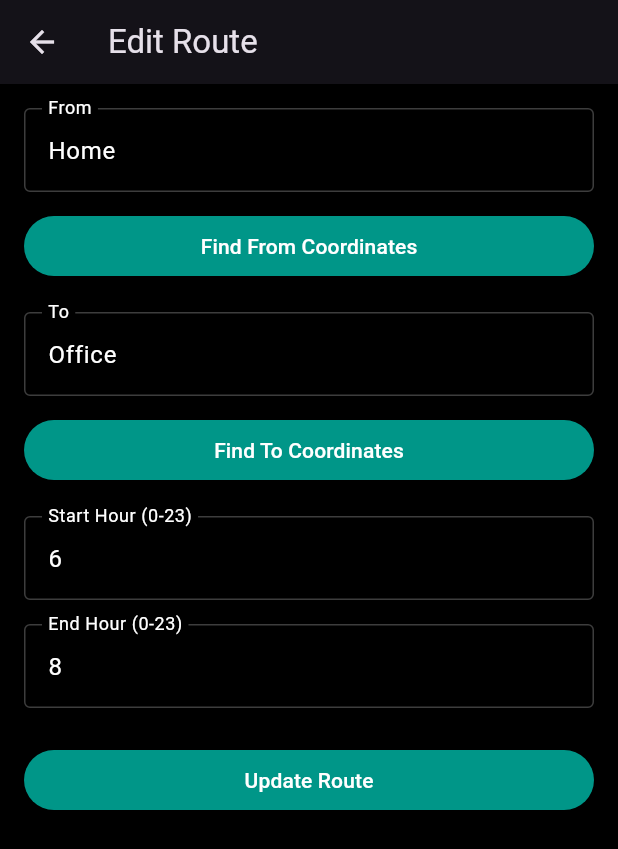
After one commit to jamalb84/rainride, a Flutter app: the screen it shows after launch, after a tap on the "edit" icon, on a phone screen of 412 x 824 dp. The commit adds this screen. Shown: the top 849 px of the screen. Run offline on Flutter 3.47's test engine with Material 3 defaults, Android fonts, the light colour scheme and no system bars; network calls fail.

Commit message:
added new functions

```diff
--- /dev/null
+++ b/lib/add_route_screen.dart
@@ -0,0 +1,207 @@
+import 'package:flutter/material.dart';
+import 'geocoding_service.dart';
+
+class AddRouteScreen extends StatefulWidget {
+  final Map<String, dynamic>? existingRoute;
+  final int? routeIndex;
+
+  AddRouteScreen({this.existingRoute, this.routeIndex});
+
+  @override
+  _AddRouteScreenState createState() => _AddRouteScreenState();
+}
+
+class _AddRouteScreenState extends State<AddRouteScreen> {
+  final _formKey = GlobalKey<FormState>();
+
+  String from = '';
+  String to = '';
+  double? fromLat;
+  double? fromLon;
+  double? toLat;
+  double? toLon;
+  int? startHour;
+  int? endHour;
+
+  @override
+  void initState() {
+    super.initState();
+    if (widget.existingRoute != null) {
+      final route = widget.existingRoute!;
+      from = route['from'];
+      to = route['to'];
+      fromLat = route['lat'];
+      fromLon = route['lon'];
+      toLat = route['toLat'];
+      toLon = route['toLon'];
+      startHour = route['startHour'];
+      endHour = route['endHour'];
+    }
+  }
+
+  @override
+  Widget build(BuildContext context) {
+    final inputStyle = InputDecorationTheme(
+      labelStyle: TextStyle(color: Colors.white),
+      enabledBorder: OutlineInputBorder(
+        borderSide: BorderSide(color: Colors.white24),
+      ),
+      focusedBorder: OutlineInputBorder(
+        borderSide: BorderSide(color: Colors.tealAccent),
+      ),
+    );
+
+    return Scaffold(
+      appBar: AppBar(title: Text(widget.existingRoute == null ? 'Add New Route' : 'Edit Route')),
+      body: Padding(
+        padding: const EdgeInsets.all(16.0),
+        child: Theme(
+          data: Theme.of(context).copyWith(inputDecorationTheme: inputStyle),
+          child: Form(
+            key: _formKey,
+            child: ListView(
+              children: [
+                TextFormField(
+                  initialValue: from,
+                  decoration: InputDecoration(labelText: 'From'),
+                  style: TextStyle(color: Colors.white),
+                  onSaved: (value) => from = value ?? '',
+                  validator: (value) => value == null || value.isEmpty ? 'Required' : null,
+                ),
+                SizedBox(height: 12),
+                ElevatedButton(
+                  style: ElevatedButton.styleFrom(
+                    foregroundColor: Colors.white,
+                    backgroundColor: Colors.teal,
+                  ),
+                  onPressed: () async {
+                    _formKey.currentState!.save();
+                    if (from.isEmpty) {
+                      ScaffoldMessenger.of(context).showSnackBar(
+                        SnackBar(content: Text('Please enter a "From" location')),
+                      );
+                      return;
+                    }
+                    final geo = GeocodingService();
+                    final coords = await geo.getCoordinatesFromPlace(from);
+                    if (coords != null) {
+                      setState(() {
+                        fromLat = coords['lat'];
+                        fromLon = coords['lon'];
+                      });
+                      ScaffoldMessenger.of(context).showSnackBar(
+                        SnackBar(content: Text('From location found: (${fromLat!.toStringAsFixed(4)}, ${fromLon!.toStringAsFixed(4)})')),
+                      );
+                    } else {
+                      ScaffoldMessenger.of(context).showSnackBar(
+                        SnackBar(content: Text('Could not find coordinates for "From"')),
+                      );
+                    }
+                  },
+                  child: Text('Find From Coordinates'),
+                ),
+                SizedBox(height: 20),
+                TextFormField(
+                  initialValue: to,
+                  decoration: InputDecoration(labelText: 'To'),
+                  style: TextStyle(color: Colors.white),
+                  onSaved: (value) => to = value ?? '',
+                  validator: (value) => value == null || value.isEmpty ? 'Required' : null,
+                ),
+                SizedBox(height: 12),
+                ElevatedButton(
+                  style: ElevatedButton.styleFrom(
+                    foregroundColor: Colors.white,
+                    backgroundColor: Colors.teal,
+                  ),
+                  onPressed: () async {
+                    _formKey.currentState!.save();
+                    if (to.isEmpty) {
+                      ScaffoldMessenger.of(context).showSnackBar(
+                        SnackBar(content: Text('Please enter a "To" location')),
+                      );
+                      return;
+                    }
+                    final geo = GeocodingService();
+                    final coords = await geo.getCoordinatesFromPlace(to);
+                    if (coords != null) {
+                      setState(() {
+                        toLat = coords['lat'];
+                        toLon = coords['lon'];
+                      });
+                      ScaffoldMessenger.of(context).showSnackBar(
+                        SnackBar(content: Text('To location found: (${toLat!.toStringAsFixed(4)}, ${toLon!.toStringAsFixed(4)})')),
+                      );
+                    } else {
+                      ScaffoldMessenger.of(context).showSnackBar(
+                        SnackBar(content: Text('Could not find coordinates for "To"')),
+                      );
+                    }
+                  },
+                  child: Text('Find To Coordinates'),
+                ),
+                SizedBox(height: 20),
+                TextFormField(
+                  initialValue: startHour?.toString() ?? '',
+                  decoration: InputDecoration(labelText: 'Start Hour (0-23)'),
+                  style: TextStyle(color: Colors.white),
+                  keyboardType: TextInputType.number,
+                  onSaved: (value) => startHour = int.tryParse(value ?? ''),
+                  validator: (value) {
+                    final val = int.tryParse(value ?? '');
+                    return (val == null || val < 0 || val > 23) ? 'Enter hour (0-23)' : null;
+                  },
+                ),
+                SizedBox(height: 16),
+                TextFormField(
+                  initialValue: endHour?.toString() ?? '',
+                  decoration: InputDecoration(labelText: 'End Hour (0-23)'),
+                  style: TextStyle(color: Colors.white),
+                  keyboardType: TextInputType.number,
+                  onSaved: (value) => endHour = int.tryParse(value ?? ''),
+                  validator: (value) {
+                    final val = int.tryParse(value ?? '');
+                    return (val == null || val < 0 || val > 23) ? 'Enter hour (0-23)' : null;
+                  },
+                ),
+                SizedBox(height: 24),
+                ElevatedButton(
+                  style: ElevatedButton.styleFrom(
+                    foregroundColor: Colors.white,
+                    backgroundColor: Colors.teal,
+                  ),
+                  onPressed: () {
+                    if (_formKey.currentState!.validate()) {
+                      _formKey.currentState!.save();
+                      if (fromLat == null || fromLon == null || toLat == null || toLon == null) {
+                        ScaffoldMessenger.of(context).showSnackBar(
+                          SnackBar(content: Text('Please find both From and To coordinates first')),
+                        );
+                        return;
+                      }
+
+                      Navigator.pop(context, {
+                        'index': widget.routeIndex,
+                        'data': {
+                          'from': from,
+                          'to': to,
+                          'lat': fromLat,
+                          'lon': fromLon,
+                          'toLat': toLat,
+                          'toLon': toLon,
+                          'startHour': startHour,
+                          'endHour': endHour,
+                        }
+                      });
+                    }
+                  },
+                  child: Text(widget.existingRoute == null ? 'Add Route' : 'Update Route'),
+                ),
+              ],
+            ),
+          ),
+        ),
+      ),
+    );
+  }
+}
--- a/lib/main.dart
+++ b/lib/main.dart
@@ -1,4 +1,6 @@
 import 'package:flutter/material.dart';
+import 'add_route_screen.dart';
+import 'route_weather_service.dart';
 
 void main() {
   runApp(RainRideApp());
@@ -19,36 +21,125 @@ class RainRideApp extends StatelessWidget {
   }
 }
 
-class HomeScreen extends StatelessWidget {
-  final List<Map<String, String>> routes = [
-    {'from': 'Home', 'to': 'Office', 'time': '6:00 AM - 8:00 AM'},
-    {'from': 'Home', 'to': 'Gym', 'time': '5:00 PM - 6:00 PM'},
+class HomeScreen extends StatefulWidget {
+  @override
+  State<HomeScreen> createState() => _HomeScreenState();
+}
+
+class _HomeScreenState extends State<HomeScreen> {
+  final List<Map<String, dynamic>> routes = [
+    {
+      'from': 'Home',
+      'to': 'Office',
+      'lat': 3.1390,
+      'lon': 101.6869,
+      'toLat': 3.0738,
+      'toLon': 101.5183,
+      'startHour': 6,
+      'endHour': 8,
+    },
+    {
+      'from': 'Home',
+      'to': 'Gym',
+      'lat': 3.1200,
+      'lon': 101.7000,
+      'toLat': 3.0433,
+      'toLon': 101.5806,
+      'startHour': 17,
+      'endHour': 18,
+    },
   ];
 
   @override
   Widget build(BuildContext context) {
     return Scaffold(
       appBar: AppBar(title: Text('RainRide')),
-      body: ListView(
+      body: ListView.builder(
         padding: EdgeInsets.all(16),
-        children: [
-          Text('Your Commute Routes:', style: TextStyle(fontSize: 18)),
-          SizedBox(height: 10),
-          ...routes.map((route) => Card(
+        itemCount: routes.length,
+        itemBuilder: (context, index) {
+          final route = routes[index];
+          return Card(
             color: Colors.grey[900],
             child: ListTile(
               title: Text('${route['from']} → ${route['to']}'),
-              subtitle: Text('Time: ${route['time']}'),
+              subtitle: Text('Time: ${route['startHour']}:00 - ${route['endHour']}:00'),
+              trailing: Row(
+                mainAxisSize: MainAxisSize.min,
+                children: [
+                  ElevatedButton(
+                    style: ElevatedButton.styleFrom(backgroundColor: Colors.teal),
+                    child: Text('Check'),
+                    onPressed: () async {
+                      final weatherService = RouteWeatherService();
+                      final result = await weatherService.checkRainAlongRoute(
+                        fromLat: route['lat'],
+                        fromLon: route['lon'],
+                        toLat: route['toLat'],
+                        toLon: route['toLon'],
+                        startHour: route['startHour'],
+                        endHour: route['endHour'],
+                      );
+
+                      showDialog(
+                        context: context,
+                        builder: (_) => AlertDialog(
+                          title: Text('Rain Forecast'),
+                          content: Text('Route Status: $result'),
+                        ),
+                      );
+                    },
+                  ),
+                  SizedBox(width: 8),
+                  IconButton(
+                    icon: Icon(Icons.edit, color: Colors.white),
+                    onPressed: () async {
+                      final result = await Navigator.push(
+                        context,
+                        MaterialPageRoute(
+                          builder: (context) => AddRouteScreen(
+                            existingRoute: route,
+                            routeIndex: index,
+                          ),
+                        ),
+                      );
+
+                      if (result != null && result['data'] != null) {
+                        setState(() {
+                          routes[result['index']] = result['data'];
+                        });
+                      }
+                    },
+                  ),
+                  IconButton(
+                    icon: Icon(Icons.delete, color: Colors.redAccent),
+                    onPressed: () {
+                      setState(() {
+                        routes.removeAt(index);
+                      });
+                    },
+                  ),
+                ],
+              ),
             ),
-          )),
-          SizedBox(height: 30),
-          ElevatedButton(
-            onPressed: () {
-              // Placeholder for weather check
-            },
-            child: Text('Check Weather'),
-          ),
-        ],
+          );
+        },
+      ),
+      floatingActionButton: FloatingActionButton(
+        onPressed: () async {
+          final newRoute = await Navigator.push(
+            context,
+            MaterialPageRoute(builder: (context) => AddRouteScreen()),
+          );
+
+          if (newRoute != null && newRoute['data'] != null) {
+            setState(() {
+              routes.add(newRoute['data']);
+            });
+          }
+        },
+        child: Icon(Icons.add),
+        backgroundColor: Colors.teal,
       ),
     );
   }
--- a/pubspec.yaml
+++ b/pubspec.yaml
@@ -9,6 +9,7 @@ environment:
 dependencies:
   flutter:
     sdk: flutter
+  http: ^0.13.6
 
   cupertino_icons: ^1.0.2
 
```
Also changed, not shown: lib/geocoding_service.dart (added, +27 -0 lines), lib/route_weather_service.dart (added, +77 -0 lines), lib/weather_service.dart (added, +40 -0 lines), pubspec.lock.
